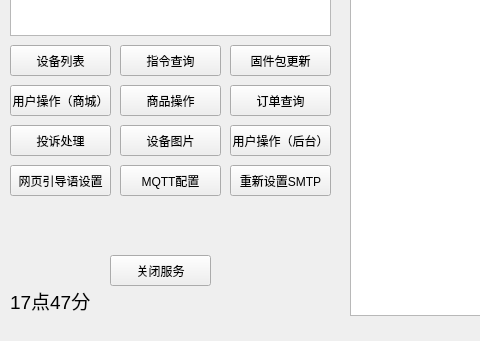
First picture: the form in mainwindow.ui, repository droplazy/Mvision_server, before the edit; both pictures show x 0 to 480 and y 315 to 656 of the 985 by 656 pixel window.
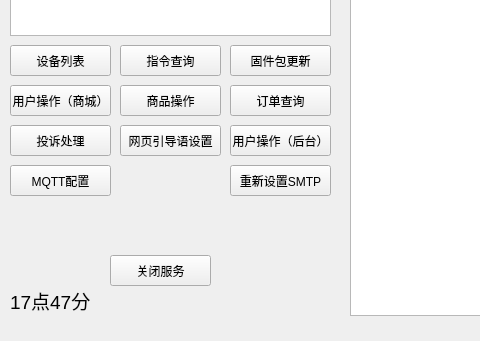
Second picture: the form after the edit.

What changed in the file:
```diff
--- a/mainwindow.ui
+++ b/mainwindow.ui
@@ -111,22 +111,6 @@
      <string>投诉处理</string>
     </property>
    </widget>
-   <widget class="QPushButton" name="pushButton_devpic">
-    <property name="geometry">
-     <rect>
-      <x>120</x>
-      <y>440</y>
-      <width>101</width>
-      <height>31</height>
-     </rect>
-    </property>
-    <property name="styleSheet">
-     <string notr="true"/>
-    </property>
-    <property name="text">
-     <string>设备图片</string>
-    </property>
-   </widget>
    <widget class="QPushButton" name="pushButton_firmware">
     <property name="geometry">
      <rect>
@@ -178,8 +162,8 @@
    <widget class="QPushButton" name="pushButton_webUI">
     <property name="geometry">
      <rect>
-      <x>10</x>
-      <y>480</y>
+      <x>120</x>
+      <y>440</y>
       <width>101</width>
       <height>31</height>
      </rect>
@@ -292,7 +276,7 @@
    <widget class="QPushButton" name="pushButton_mqtt">
     <property name="geometry">
      <rect>
-      <x>120</x>
+      <x>10</x>
       <y>480</y>
       <width>101</width>
       <height>31</height>
```
